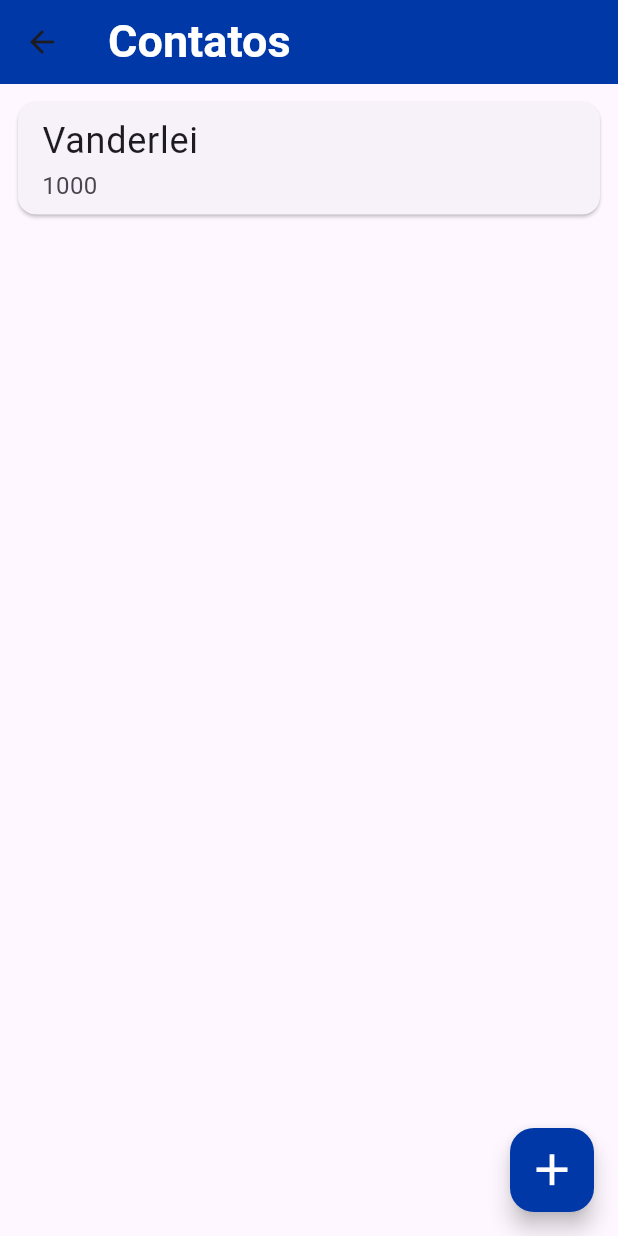
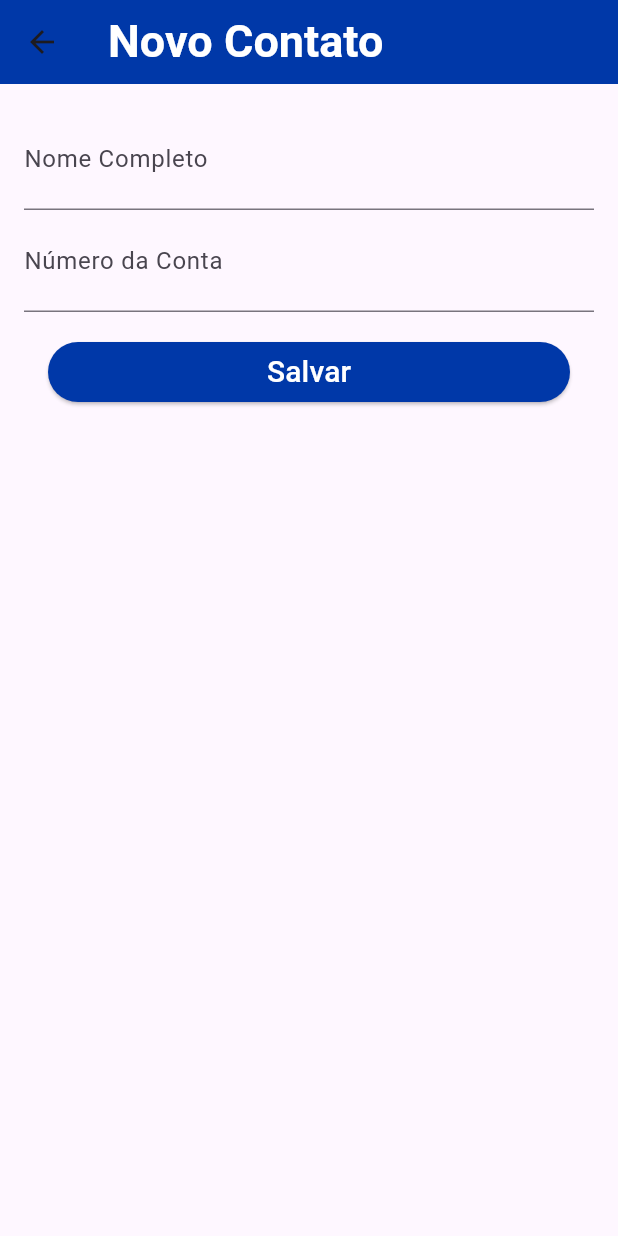
Before and after one commit to PedroNevesHespanhol/banco_brasil, a Flutter app: the ListaContatos screen opened directly, after a tap on the "add" icon, on a phone screen of 412 x 824 dp. Run offline on Flutter 3.47's test engine with Material 3 defaults, Android fonts, the light colour scheme and no system bars; our stand-ins replace sqflite; accounts and stored records are empty; network calls fail.

Commit message:
aula (24/05)

```diff
--- /dev/null
+++ b/lib/app_database.dart
@@ -0,0 +1,48 @@
+import 'package:banco_brasil/main.dart';
+// ignore: depend_on_referenced_packages
+import "package:sqflite/sqflite.dart";
+// ignore: depend_on_referenced_packages
+import 'package:path/path.dart';
+
+Future <Database> createDatabase(){
+  return getDatabasesPath().then((dbPath){
+    final String path = join(dbPath, 'bankapp.db');
+    return openDatabase(path, onCreate: (db, version) {
+      db.execute(
+       'CREATE TABLE contatos('
+       'id INTEGER PRIMARY KEY,'
+       'nome TEXT,'
+       'numeroConta INTEGER');
+        }, version: 1
+      );
+    }
+  );
+}
+
+
+Future<int> save(Contato contato){
+  return createDatabase().then((db){
+    final Map<String, dynamic> contatoMap = {};
+    contatoMap['id'] = contato.id;
+    contatoMap['nome'] = contato.nome;
+    contatoMap['numeroConta'] = contato.numeroConta;
+    return db.insert('contatos', contatoMap);
+  });
+}
+
+Future<List<Contato>> findAll(){
+  return createDatabase().then((db){
+      return db.query('contatos').then((maps){
+        final List<Contato> contatos = [];
+        for (Map<String, dynamic> map in maps){
+          final Contato contato = Contato(
+            map['id'],
+            map['nome'],
+            map['numeroConta'],
+          );
+          contatos.add(contato);
+        }
+        return contatos;
+      });
+  });
+}
--- a/lib/main.dart
+++ b/lib/main.dart
@@ -1,13 +1,22 @@
+import 'package:banco_brasil/app_database.dart';
 import 'package:flutter/material.dart';
 
-void main() => runApp(BankApp());
+void main() {
+  runApp(const BankApp());
+  save(Contato(0, 'Pedro', 1234)).then((id){
+    findAll().then((contatos) => debugPrint(contatos.toString()
+        )
+      );
+    }
+  );
+}
 
 class BankApp extends StatelessWidget {
   const BankApp({super.key});
 
   @override
   Widget build(BuildContext context) {
-    return MaterialApp(
+    return const MaterialApp(
       debugShowCheckedModeBanner: false,
       home: Dashboard(),
     );
@@ -15,14 +24,19 @@ class BankApp extends StatelessWidget {
 }
 
 class Dashboard extends StatelessWidget {
-  const Dashboard({Key? key}) : super(key: key);
+  const Dashboard({super.key});
 
   @override
   Widget build(BuildContext context) {
     return Scaffold(
       appBar: AppBar(
-        backgroundColor: Color.fromRGBO(0, 56, 168, 1.0),
-        title: Text(
+        backgroundColor: const Color.fromRGBO(
+          0,
+          56,
+          168,
+          1.0,
+        ),
+        title: const Text(
           'Dashboard',
           style: TextStyle(
             color: Colors.white,
@@ -41,20 +55,21 @@ class Dashboard extends StatelessWidget {
                 'https://asbraf.com/wp-content/uploads/2020/04/bb3.png'),
             GestureDetector(
               onTap: () {
-                Navigator.push(
-                  context,
-                  MaterialPageRoute(builder: (context) => ListaContatos()),
+                Navigator.of(context).push(
+                  MaterialPageRoute(
+                    builder: (context) => const ListaContatos(),
+                  ),
                 );
               },
               child: Container(
                 height: 140,
                 width: 120,
-                padding: EdgeInsets.all(8.0),
-                color: Color.fromRGBO(0, 56, 168, 1.0),
-                child: Column(
+                padding: const EdgeInsets.all(8.0),
+                color: const Color.fromRGBO(0, 56, 168, 1.0),
+                child: const Column(
                   mainAxisAlignment: MainAxisAlignment.spaceBetween,
                   crossAxisAlignment: CrossAxisAlignment.start,
-                  children: const [
+                  children: [
                     Icon(
                       Icons.people,
                       color: Colors.white,
@@ -78,7 +93,6 @@ class Dashboard extends StatelessWidget {
   }
 }
 
-
 class ListaContatos extends StatelessWidget {
   const ListaContatos({super.key});
 
@@ -87,8 +101,13 @@ class ListaContatos extends StatelessWidget {
     // TODO: implement build
     return Scaffold(
       appBar: AppBar(
-        backgroundColor: Color.fromRGBO(0, 56, 168, 1.0),
-        title: Text(
+        backgroundColor: const Color.fromRGBO(
+          0,
+          56,
+          168,
+          1.0,
+        ),
+        title: const Text(
           'Contatos',
           style: TextStyle(
             color: Colors.white,
@@ -98,16 +117,16 @@ class ListaContatos extends StatelessWidget {
         ),
       ),
       body: ListView(
-          padding: EdgeInsets.all(8.0),
-          children: [
+        padding: const EdgeInsets.all(8.0),
+        children: const [
           Card(
             child: ListTile(
               title: Text(
-                    "Vanderlei",
+                'Alexandre',
                 style: TextStyle(fontSize: 24.0),
               ),
               subtitle: Text(
-                  "1000",
+                '1000',
                 style: TextStyle(fontSize: 16.0),
               ),
             ),
@@ -115,14 +134,124 @@ class ListaContatos extends StatelessWidget {
         ],
       ),
       floatingActionButton: FloatingActionButton(
-        backgroundColor: Color.fromRGBO(0, 56, 168, 1),
-        onPressed: (){},
-        child: Icon(
+        backgroundColor: const Color.fromRGBO(0, 56, 168, 1.0),
+        onPressed: () {
+          Navigator.of(context).push(
+            MaterialPageRoute(
+              builder: (context) => FormularioContatos(),
+            ),
+          ).then((novoContato) => debugPrint(novoContato.toString()));
+        },
+        child: const Icon(
           Icons.add,
           color: Colors.white,
-          size: 35,
+          size: 35.0,
         ),
       ),
     );
   }
 }
+
+class FormularioContatos extends StatefulWidget {
+  const FormularioContatos({super.key});
+
+  @override
+  // ignore: library_private_types_in_public_api
+  _FormularioContatosState createState() => _FormularioContatosState();
+
+}
+
+class _FormularioContatosState extends State<FormularioContatos> {
+  final TextEditingController _controladorNome = TextEditingController();
+  final TextEditingController _controladorNumeroConta = TextEditingController();
+
+  @override
+  Widget build(BuildContext context) {
+    return Scaffold(
+      appBar: AppBar(
+        backgroundColor: const Color.fromRGBO(
+          0,
+          56,
+          168,
+          1.0,
+        ),
+        title: const Text(
+          'Novo Contato',
+          style: TextStyle(
+            color: Colors.white,
+            fontSize: 30,
+            fontWeight: FontWeight.bold,
+          ),
+        ),
+      ),
+      body: Padding(
+        padding: const EdgeInsets.all(16.0),
+        child: Column(
+          children: [
+            TextField(
+              controller: _controladorNome,
+              decoration: const InputDecoration(
+                labelText: 'Nome Completo',
+              ),
+              style: const TextStyle(
+                fontSize: 24.0,
+              ),
+            ),
+            TextField(
+              controller: _controladorNumeroConta,
+              decoration: const InputDecoration(
+                labelText: 'Número da Conta',
+              ),
+              style: const TextStyle(
+                fontSize: 24.0,
+              ),
+              keyboardType: TextInputType.number,
+            ),
+            Padding(
+              padding: const EdgeInsets.all(16.0),
+              child: SizedBox(
+                width: double.maxFinite,
+                child: ElevatedButton(
+                  style: ButtonStyle(
+                    backgroundColor: MaterialStateProperty.all(
+                      const Color.fromRGBO(0, 56, 168, 1.0),
+                    ),
+                  ),
+                  onPressed: () {
+                    final String nome = _controladorNome.text;
+                    final int? numeroConta = int.tryParse(_controladorNumeroConta.text);
+                    final Contato novoContato = Contato(0, nome, numeroConta);
+                    Navigator.pop(context, novoContato);
+                  },
+                  child: const Text(
+                    'Salvar',
+                    style: TextStyle(
+                      fontSize: 20.0,
+                      color: Colors.white,
+                    ),
+                  ),
+                ),
+              ),
+            ),
+          ],
+        ),
+      ),
+    );
+  }
+}
+
+
+
+class Contato {
+  final int id;
+  final String nome;
+  final int? numeroConta;
+
+
+  Contato(this.id, this.nome, this.numeroConta);
+
+  @override
+  String toString(){
+    return 'Contato{id: $id, nome: $nome, numeroConta: $numeroConta}';
+  }
+}
--- a/pubspec.yaml
+++ b/pubspec.yaml
@@ -37,6 +37,7 @@ dependencies:
   cupertino_icons: ^1.0.6
 
 dev_dependencies:
+  sqflite: any
   flutter_test:
     sdk: flutter
 
```
Also changed, not shown: package-lock.json (added), pubspec.lock, 2 other files. Lines whose indentation alone changed are shown as unchanged.
